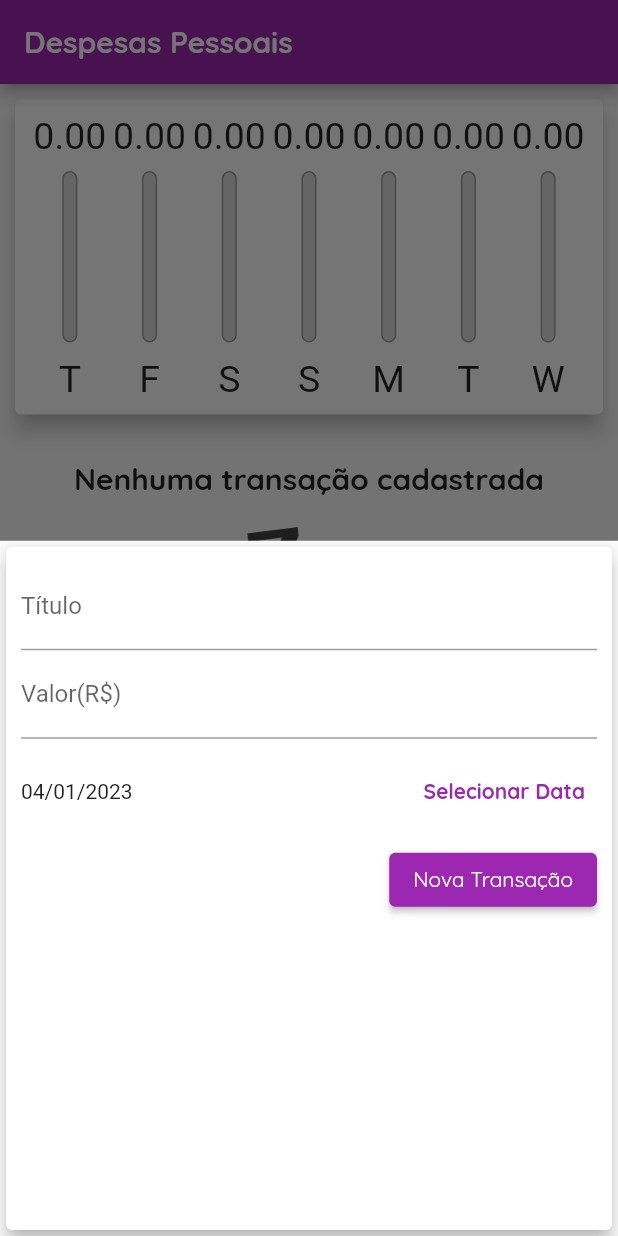
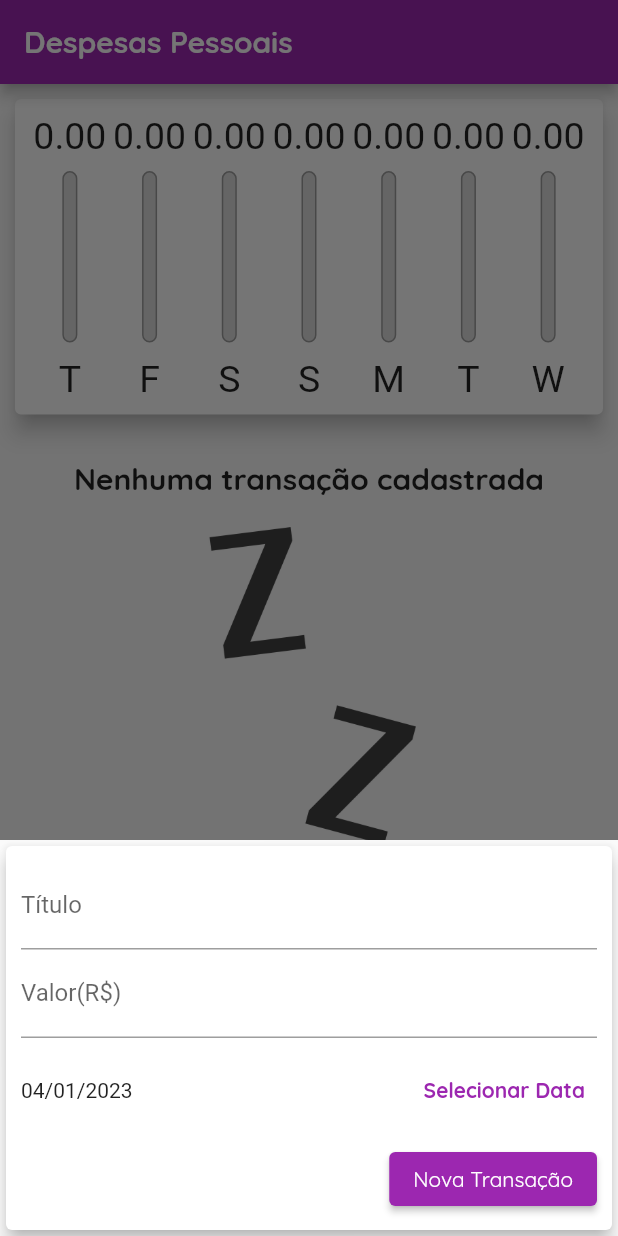
Before and after one commit to leomoreira597/expend, a Flutter app: the screen it shows after launch, after a tap on the "add" icon, on a phone screen of 412 x 824 dp. Run offline on Flutter 3.47's test engine with Material 2 defaults, Android fonts, the phone set to English and light mode, and no system bars.

Commit message:
melhorando a responsividade

```diff
--- a/lib/components/transaction_form.dart
+++ b/lib/components/transaction_form.dart
@@ -44,10 +44,16 @@ class _TransactionFormState extends State<TransactionForm> {
 
   @override
   Widget build(BuildContext context) {
-    return Card(
+    return SingleChildScrollView(
+      child: Card(
         elevation: 5,
         child: Padding(
-        padding: const EdgeInsets.all(10),
+          padding: EdgeInsets.only(
+            top: 10,
+            left: 10,
+            right: 10,
+            bottom: 10 + MediaQuery.of(context).viewInsets.bottom,
+          ),
           child: Column(
             children: [
               TextField(
@@ -79,7 +85,8 @@ class _TransactionFormState extends State<TransactionForm> {
                     TextButton(
                       onPressed: _showDataPicker,
                       style: ButtonStyle(
-                      foregroundColor: MaterialStateProperty.all(Colors.purple),
+                        foregroundColor:
+                            MaterialStateProperty.all(Colors.purple),
                       ),
                       child: const Text(
                         'Selecionar Data',
@@ -113,6 +120,7 @@ class _TransactionFormState extends State<TransactionForm> {
             ],
           ),
         ),
+      ),
     );
   }
 }
--- a/lib/components/transaction_list.dart
+++ b/lib/components/transaction_list.dart
@@ -11,7 +11,9 @@ class TransactionList extends StatelessWidget {
   @override
   Widget build(BuildContext context) {
     return transactions.isEmpty
-        ? Column(
+        ? LayoutBuilder(
+            builder: (ctx, constraints) {
+              return Column(
                 children: [
                   const SizedBox(
                     height: 20,
@@ -28,13 +30,15 @@ class TransactionList extends StatelessWidget {
                     height: 20,
                   ),
                   SizedBox(
-                height: 200,
+                    height: constraints.maxHeight * 0.6,
                     child: Image.asset(
                       'assets/images/waiting.png',
                       fit: BoxFit.cover,
                     ),
                   ),
                 ],
+              );
+            },
           )
         : ListView.builder(
             itemCount: transactions.length,
@@ -73,7 +77,17 @@ class TransactionList extends StatelessWidget {
                   subtitle: Text(
                     DateFormat('dd/MM/y').format(tr.date),
                   ),
-                  trailing: IconButton(
+                  trailing: MediaQuery.of(context).size.width > 480
+                      ? TextButton.icon(
+                          onPressed: () => removeTransaction(tr.id),
+                          icon: const Icon(Icons.delete),
+                          label: const Text('Excluir'),
+                          style: ButtonStyle(
+                            foregroundColor:
+                                MaterialStateProperty.all(Colors.red),
+                          ),
+                        )
+                      : IconButton(
                           icon: const Icon(Icons.delete),
                           onPressed: () => removeTransaction(tr.id),
                           color: Theme.of(context).errorColor,
--- a/lib/main.dart
+++ b/lib/main.dart
@@ -1,6 +1,9 @@
 import 'dart:math';
+
 import 'package:expenses/components/chart.dart';
 import 'package:flutter/material.dart';
+import 'package:flutter/services.dart';
+
 import 'components/transaction_form.dart';
 import 'components/transaction_list.dart';
 import 'models/transaction.dart';
@@ -49,6 +52,7 @@ class MyHomePage extends StatefulWidget {
 
 class _MyHomePageState extends State<MyHomePage> {
   final List<Transaction> _transactions = [];
+  bool _showChart = false;
 
   List<Transaction> get _recentsTransactions {
     return _transactions
@@ -92,6 +96,8 @@ class _MyHomePageState extends State<MyHomePage> {
 
   @override
   Widget build(BuildContext context) {
+    bool isLandScape =
+        MediaQuery.of(context).orientation == Orientation.landscape;
     final appBar = AppBar(
       title: Text(
         'Despesas Pessoais',
@@ -99,6 +105,21 @@ class _MyHomePageState extends State<MyHomePage> {
           fontSize: 20 * MediaQuery.of(context).textScaleFactor,
         ),
       ),
+      actions: [
+        if(isLandScape)
+        IconButton(
+          onPressed: () {
+            setState(
+              () {
+                _showChart = !_showChart;
+              },
+            );
+          },
+          icon: Icon(
+            _showChart ? Icons.list : Icons.pie_chart,
+          ),
+        )
+      ],
     );
     final avaliableHeight = MediaQuery.of(context).size.height -
         appBar.preferredSize.height -
@@ -113,12 +134,14 @@ class _MyHomePageState extends State<MyHomePage> {
         child: Column(
           crossAxisAlignment: CrossAxisAlignment.stretch,
           children: [
+            if (_showChart || !isLandScape)
               SizedBox(
-              height: avaliableHeight * 0.3,
+                height: avaliableHeight * (isLandScape ? 0.8 : 0.3),
                 child: Chart(_recentsTransactions),
               ),
+            if (!_showChart || !isLandScape)
               SizedBox(
-              height: avaliableHeight * 0.7,
+                height: avaliableHeight * (isLandScape ? 1 : 0.7),
                 child: TransactionList(
                   _transactions,
                   _removeTransaction,
```
Lines whose indentation alone changed are shown as unchanged.
